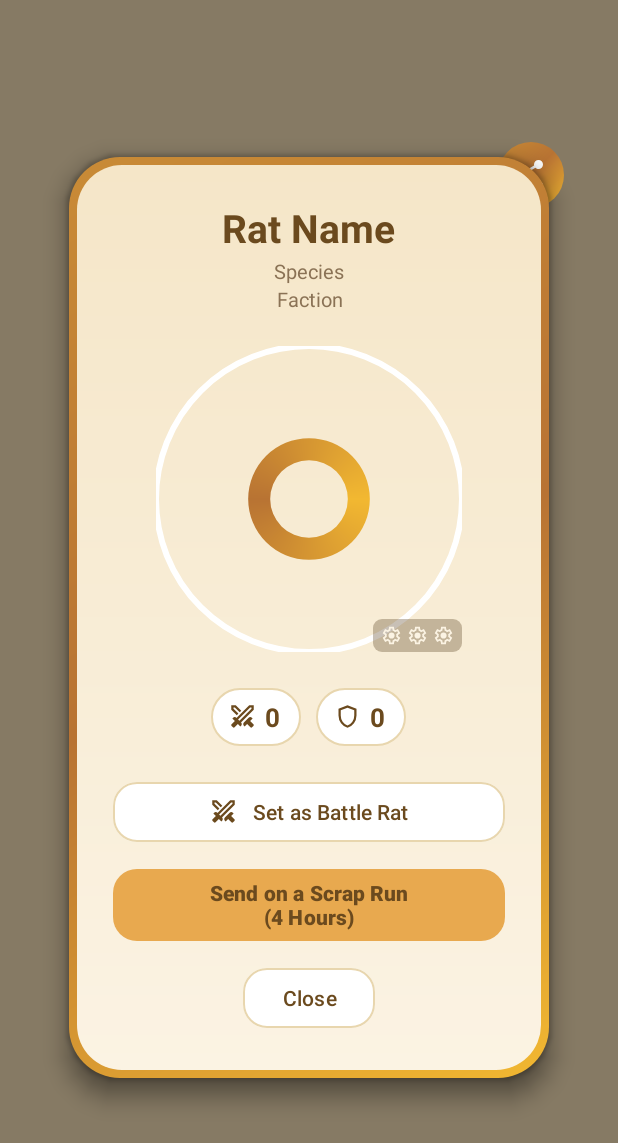
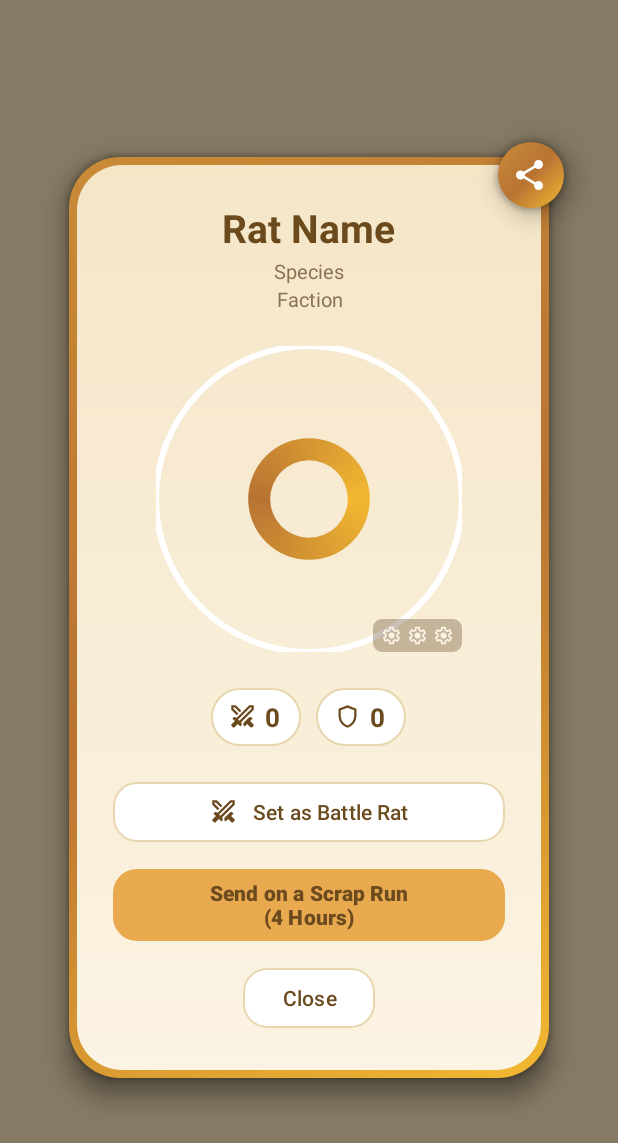
Before and after one commit to jmatts94-gif/RatKingRecon, an Android app: the layout dialog_enlarged_rat.xml on its own in the app's theme, with its tools: preview values and no code run, on a phone screen of 412 x 824 dp. Shown: the top 1143 px of the screen. Run offline under Robolectric (Android 15) with nearby library versions, the phone set to English and light mode, and no system bars.

Commit message:
Fix Share button clipped by the enlarged-rat card's own corner
enlargedCard carries android:elevation="10dp" for its drop shadow; the
Share badge, drawn after it in the XML but with no elevation of its
own, could still lose the Z-order fight to it, so the card's rounded
corner was painting over the top slice of the badge instead of sitting
behind it. Gave the badge elevation="12dp" so it reliably wins.

Co-Authored-By: Claude Sonnet 5 <noreply@anthropic.com>
Claude-Session: https://claude.ai/code/session_01CyBVh14if54ST3Rky51ogk

```diff
--- a/app/src/main/res/layout/dialog_enlarged_rat.xml
+++ b/app/src/main/res/layout/dialog_enlarged_rat.xml
@@ -274,5 +274,6 @@
         android:contentDescription="@string/btn_share"
         android:padding="10dp"
         android:src="@drawable/ic_share"
+        android:elevation="12dp"
         app:tint="@color/card_white" />
 </RelativeLayout>
```
